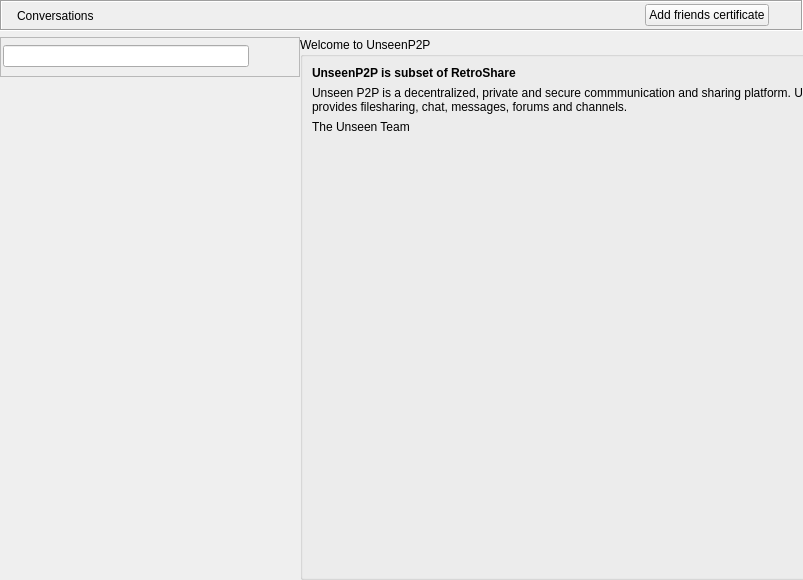
Qt form retroshare-gui/src/gui/ChatLobbyWidget.ui (unseenp2pdev/RetroShare) before a commit.
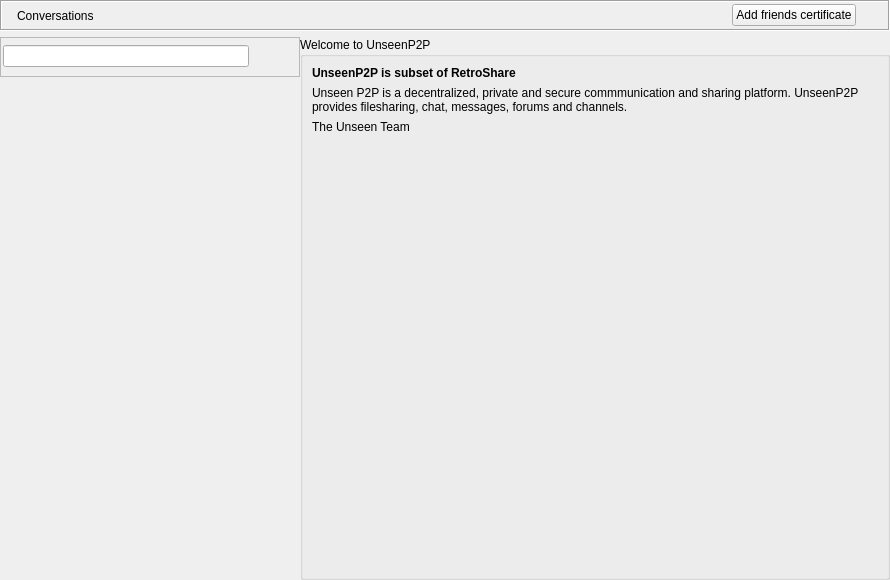
The same form after that commit. Icons and pictures are not drawn. Custom widgets are drawn as their Qt base class.

Patch:
```diff
--- a/retroshare-gui/src/gui/ChatLobbyWidget.ui
+++ b/retroshare-gui/src/gui/ChatLobbyWidget.ui
@@ -6,7 +6,7 @@
    <rect>
     <x>0</x>
     <y>0</y>
-    <width>803</width>
+    <width>890</width>
     <height>580</height>
    </rect>
   </property>
```
Left out of the diff: 2 changed lines with no effect on the pictures.
